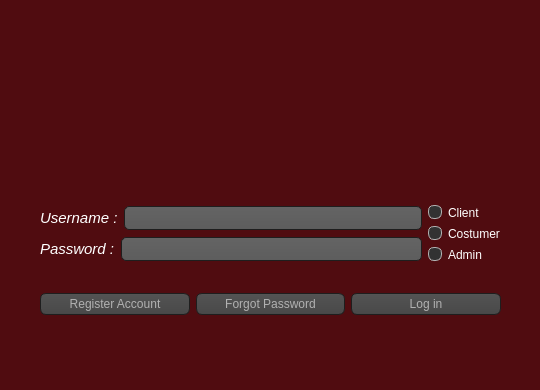
First picture: the form in AP/login.ui, repository AP-projects-4001/Guys, before the edit.
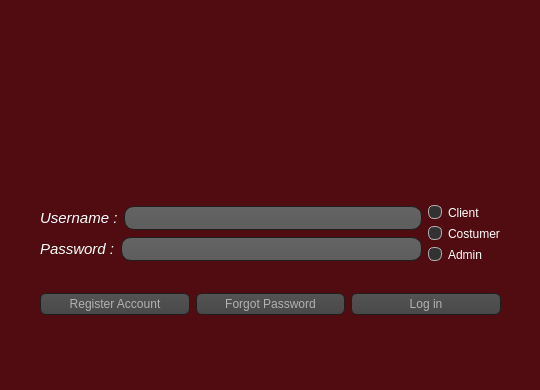
Second picture: the form after the edit.

```diff
--- a/AP/login.ui
+++ b/AP/login.ui
@@ -59,7 +59,7 @@
     padding: 1px;
     border-style: solid;
     border: 1px solid #1e1e1e;
-    border-radius: 5;
+    border-radius: 10px;
 }
 QRadioButton
 {
```
Left out of the diff: 2 changed lines with no effect on the pictures.
